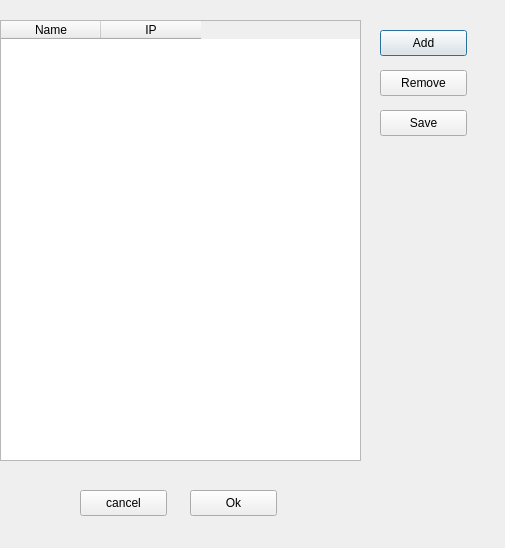
Before: the Qt Designer form servermanager.ui in MadOne/usbip_QTGui, drawn with Qt 5.
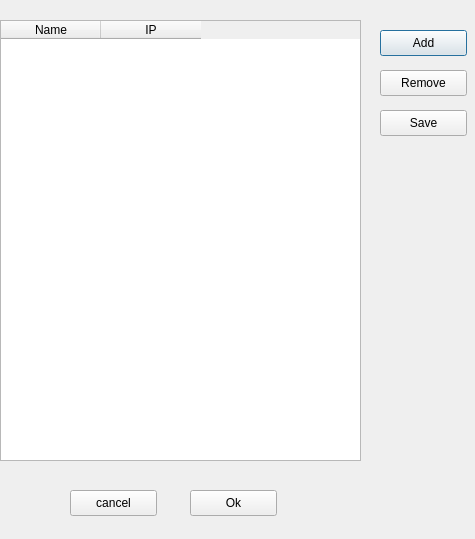
After: the same form once the commit is applied.

What changed in the file:
```diff
--- a/servermanager.ui
+++ b/servermanager.ui
@@ -6,8 +6,8 @@
    <rect>
     <x>0</x>
     <y>0</y>
-    <width>505</width>
-    <height>548</height>
+    <width>475</width>
+    <height>539</height>
    </rect>
   </property>
   <property name="windowTitle">
@@ -62,7 +62,7 @@
   <widget class="QPushButton" name="btnCancel">
    <property name="geometry">
     <rect>
-     <x>80</x>
+     <x>70</x>
      <y>490</y>
      <width>87</width>
      <height>26</height>
```
Left out of the diff: 41 changed lines with no effect on the pictures.
